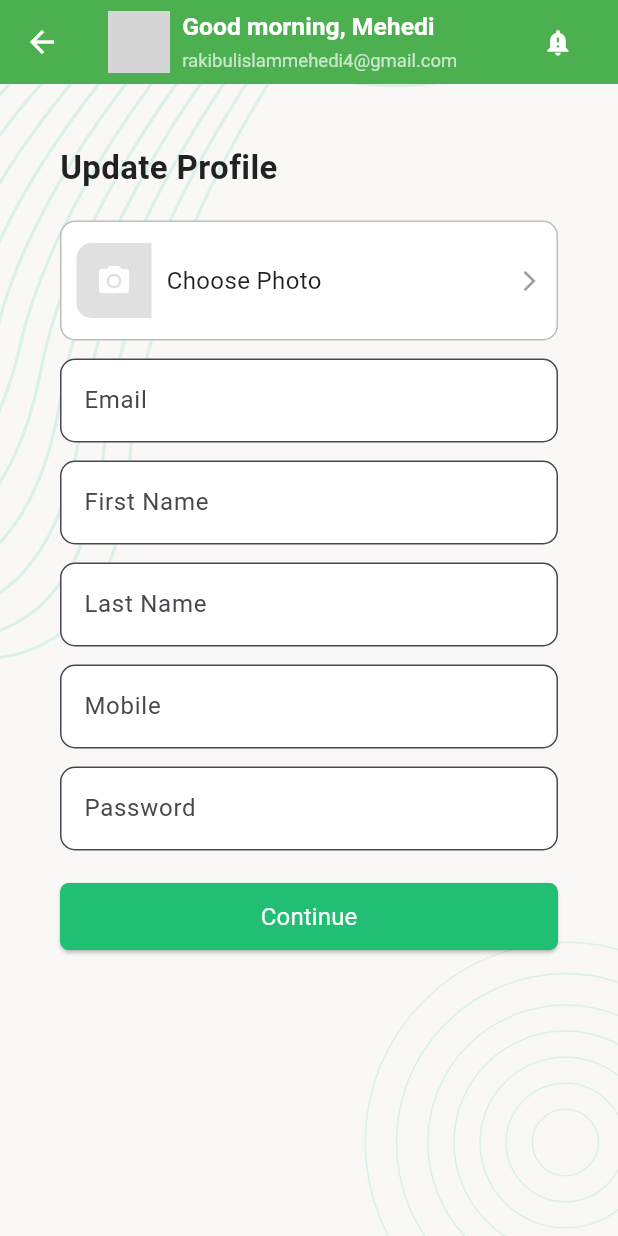
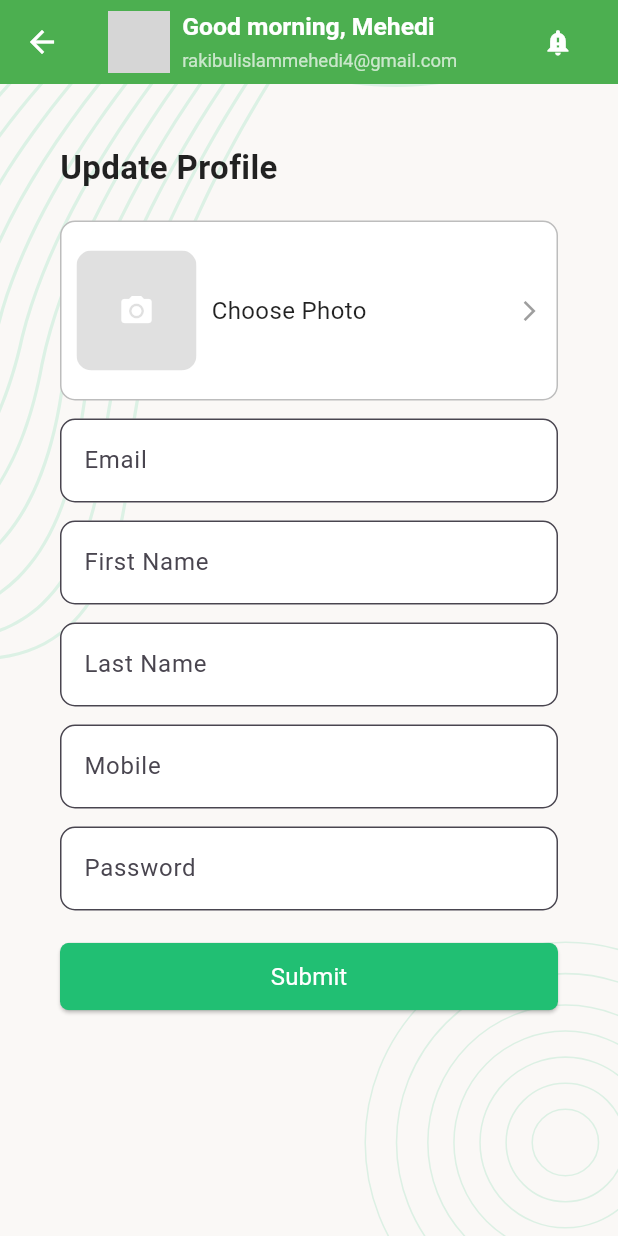
Before and after one commit to MehedisGits/Taskly, a Flutter app: the ProfileUpdateScreen screen opened directly, on a phone screen of 412 x 824 dp. Run offline on Flutter 3.47's test engine with Material 3 defaults, Android fonts, the phone set to English and light mode, and no system bars; our stand-ins replace device_preview, flutter_svg, fluttertoast, image_picker, pin_code_fields; network calls fail; grey boxes are pictures that could not be loaded.

```diff
--- a/lib/api/services/networkCaller.dart
+++ b/lib/api/services/networkCaller.dart
@@ -2,6 +2,7 @@ import 'dart:convert';
 
 import 'package:http/http.dart';
 import 'package:taskly/api/models/networkResponse.dart';
+import 'package:taskly/api/urls.dart';
 
 class NetworkCaller {
   /// Handles GET requests
@@ -41,7 +42,7 @@ class NetworkCaller {
       Uri uri = Uri.parse(url);
       final Response response = await post(
         uri,
-        headers: {'Content-Type': 'application/json'},
+        headers: reqHeader,
         body: jsonEncode(body),
       );
 
@@ -61,7 +62,7 @@ class NetworkCaller {
     } catch (e) {
       return NetworkResponse(
         isSuccess: false,
-        statusCode: -1,
+        statusCode: 404,
         errorMessage: e.toString(),
       );
     }
--- /dev/null
+++ b/lib/api/urls.dart
@@ -0,0 +1,5 @@
+final String baseUrl = 'http://35.73.30.144:2005/api/v1';
+final reqHeader = {"Content-Type": "application/json"};
+final String registrationUrl = '$baseUrl/Registration';
+final String loginUrl = '$baseUrl/Login';
+final String profileUpdateUrl = '$baseUrl/ProfileUpdate';
--- a/lib/screens/onboarding/loginScreen.dart
+++ b/lib/screens/onboarding/loginScreen.dart
@@ -3,6 +3,7 @@
 import 'package:flutter/material.dart';
 import 'package:taskly/api/models/networkResponse.dart';
 import 'package:taskly/api/services/networkCaller.dart';
+import 'package:taskly/api/urls.dart';
 import 'package:taskly/screens/onboarding/emailVerificationScreen.dart';
 import 'package:taskly/screens/onboarding/registrationScreen.dart';
 
@@ -159,7 +160,7 @@ class _LoginScreenState extends State<LoginScreen> {
     };
 
     NetworkResponse response = await NetworkCaller.postRequest(
-      url: 'http://35.73.30.144:2005/api/v1/Login',
+      url: loginUrl,
       body: postRequest,
     );
 
--- a/lib/screens/onboarding/registrationScreen.dart
+++ b/lib/screens/onboarding/registrationScreen.dart
@@ -1,6 +1,7 @@
 import 'package:flutter/material.dart';
 import 'package:taskly/api/models/networkResponse.dart';
 import 'package:taskly/api/services/networkCaller.dart';
+import 'package:taskly/api/urls.dart';
 
 import '../../style/style.dart';
 import '../widgets/show_snackbar.dart';
@@ -231,7 +232,7 @@ class _RegistrationScreenState extends State<RegistrationScreen> {
     };
 
     NetworkResponse response = await NetworkCaller.postRequest(
-        url: 'http://35.73.30.144:2005/api/v1/Registration', body: requestBody);
+        url: registrationUrl, body: requestBody);
 
     setState(() {
       _inProgress = false;
--- a/lib/screens/profile/profileUpdateScreen.dart
+++ b/lib/screens/profile/profileUpdateScreen.dart
@@ -2,8 +2,13 @@ import 'dart:io';
 
 import 'package:flutter/material.dart';
 import 'package:image_picker/image_picker.dart';
+import 'package:taskly/api/models/networkResponse.dart';
+import 'package:taskly/api/services/networkCaller.dart';
+import 'package:taskly/api/urls.dart';
 import 'package:taskly/screens/widgets/tm_appBar.dart';
 import 'package:taskly/style/style.dart';
+
+import '../widgets/show_snackbar.dart';
 
 class ProfileUpdateScreen extends StatefulWidget {
   const ProfileUpdateScreen({super.key});
@@ -13,7 +18,15 @@ class ProfileUpdateScreen extends StatefulWidget {
 }
 
 class _ProfileUpdateScreenState extends State<ProfileUpdateScreen> {
+  final GlobalKey<FormState> _globalKey = GlobalKey<FormState>();
+  final TextEditingController _emailTEController = TextEditingController();
+  final TextEditingController _firstNameTEController = TextEditingController();
+  final TextEditingController _lastNameTEController = TextEditingController();
+  final TextEditingController _mobileNumberTEController =
+      TextEditingController();
+  final TextEditingController _passwordTEController = TextEditingController();
   File? _profileImage;
+  bool _isLoading = false;
 
   Future<void> _pickImage() async {
     try {
@@ -25,8 +38,46 @@ class _ProfileUpdateScreenState extends State<ProfileUpdateScreen> {
         });
       }
     } catch (e) {
-      // Handle any errors during image picking
-      print("Error picking image: $e");
+      ScaffoldMessenger.of(context).showSnackBar(
+        SnackBar(content: Text("Error picking image: $e")),
+      );
+    }
+  }
+
+  void _onTapContinue() {
+    // Handle profile update logic here
+    _profileUpdate();
+  }
+
+  Future<void> _profileUpdate() async {
+    setState(() {
+      _isLoading = true;
+    });
+
+    Map<String, dynamic> formValues = {
+      "email": _emailTEController.text.trim(),
+      "firstName": _firstNameTEController.text.trim(),
+      "lastName": _lastNameTEController.text.trim(),
+      "mobile": _mobileNumberTEController.text.trim(),
+      "password": _passwordTEController.text
+    };
+    NetworkResponse response = await NetworkCaller.postRequest(
+        url: profileUpdateUrl, body: formValues);
+
+    setState(() {
+      _isLoading = false;
+    });
+
+    if (response.isSuccess) {
+      showSnackBar(context, 'Profile updated successfully');
+      // This will replace the login screen and all previous screens with the dashboard
+      Navigator.pop(context);
+    } else {
+      showSnackBar(
+        context,
+        'Something wrong!',
+        true,
+      );
     }
   }
 
@@ -39,6 +90,8 @@ class _ProfileUpdateScreenState extends State<ProfileUpdateScreen> {
           ScreenBackground(context),
           SingleChildScrollView(
             padding: const EdgeInsets.all(40),
+            child: Form(
+              key: _globalKey,
               child: Column(
                 crossAxisAlignment: CrossAxisAlignment.start,
                 children: [
@@ -46,18 +99,35 @@ class _ProfileUpdateScreenState extends State<ProfileUpdateScreen> {
                   const SizedBox(height: 20),
                   _buildPhotoPicker(),
                   const SizedBox(height: 12),
-                _buildTextField("Email"),
+                  _buildTextField(
+                    label: "Email",
+                    controller: _emailTEController,
+                  ),
                   const SizedBox(height: 12),
-                _buildTextField("First Name"),
+                  _buildTextField(
+                    label: "First Name",
+                    controller: _firstNameTEController,
+                  ),
                   const SizedBox(height: 12),
-                _buildTextField("Last Name"),
+                  _buildTextField(
+                    label: "Last Name",
+                    controller: _lastNameTEController,
+                  ),
                   const SizedBox(height: 12),
-                _buildTextField("Mobile"),
+                  _buildTextField(
+                    label: "Mobile",
+                    controller: _mobileNumberTEController,
+                  ),
                   const SizedBox(height: 12),
-                _buildTextField("Password", isPassword: true),
+                  _buildTextField(
+                    label: "Password",
+                    controller: _passwordTEController,
+                    isPassword: true,
+                  ),
                   const SizedBox(height: 20),
                   _buildSubmitButton(),
                 ],
+              ),
             ),
           ),
         ],
@@ -65,11 +135,10 @@ class _ProfileUpdateScreenState extends State<ProfileUpdateScreen> {
     );
   }
 
-  // Header widget
   Widget _buildHeader() {
-    return Text(
+    return const Text(
       'Update Profile',
-      style: const TextStyle(
+      style: TextStyle(
         color: Colors.black87,
         fontSize: 22,
         fontWeight: FontWeight.w600,
@@ -77,12 +146,11 @@ class _ProfileUpdateScreenState extends State<ProfileUpdateScreen> {
     );
   }
 
-  // Photo picker widget
   Widget _buildPhotoPicker() {
     return GestureDetector(
       onTap: _pickImage,
       child: Container(
-        height: 80,
+        height: 120,
         width: double.infinity,
         padding: const EdgeInsets.symmetric(horizontal: 10),
         decoration: BoxDecoration(
@@ -92,17 +160,22 @@ class _ProfileUpdateScreenState extends State<ProfileUpdateScreen> {
         ),
         child: Row(
           children: [
-            Container(
-              height: 50,
-              width: 50,
-              decoration: BoxDecoration(
+            ClipRRect(
+              borderRadius: BorderRadius.circular(10),
+              child: _profileImage == null
+                  ? Container(
+                      height: 80,
+                      width: 80,
                       color: Colors.grey.shade300,
-                borderRadius: BorderRadius.only(
-                  topLeft: Radius.circular(10),
-                  bottomLeft: Radius.circular(10),
+                      child:
+                          const Icon(Icons.photo_camera, color: Colors.white),
+                    )
+                  : Image.file(
+                      _profileImage!,
+                      height: 80,
+                      width: 80,
+                      fit: BoxFit.cover,
                     ),
-              ),
-              child: const Icon(Icons.photo_camera, color: Colors.white),
             ),
             const SizedBox(width: 10),
             Expanded(
@@ -118,8 +191,11 @@ class _ProfileUpdateScreenState extends State<ProfileUpdateScreen> {
     );
   }
 
-  // Custom text field widget
-  Widget _buildTextField(String label, {bool isPassword = false}) {
+  Widget _buildTextField({
+    required String label,
+    required TextEditingController controller,
+    bool isPassword = false,
+  }) {
     return TextFormField(
       obscureText: isPassword,
       decoration: InputDecoration(
@@ -128,23 +204,29 @@ class _ProfileUpdateScreenState extends State<ProfileUpdateScreen> {
         fillColor: Colors.white,
         focusedBorder: OutlineInputBorder(
           borderRadius: BorderRadius.circular(12),
-          borderSide: const BorderSide(color: Colors.green, width: 2),
+          borderSide: const BorderSide(color: Colors.green, width: 1),
         ),
         border: OutlineInputBorder(
           borderRadius: BorderRadius.circular(10),
         ),
       ),
+      controller: controller,
+      textInputAction: TextInputAction.next,
+      autovalidateMode: AutovalidateMode.onUserInteraction,
     );
   }
 
-  // Submit button widget
   Widget _buildSubmitButton() {
     return ElevatedButton(
-      onPressed: () {
-        // Handle the submit action
-      },
+      onPressed: _isLoading ? null : _onTapContinue,
       style: AppButtonStyle(),
-      child: SuccessButtonChild('Continue'),
+      child: _isLoading
+          ? Center(
+              child: const CircularProgressIndicator(
+                color: Colors.white,
+              ),
+            )
+          : SuccessButtonChild('Submit'),
     );
   }
 }
```
Also changed, not shown: lib/api/apiClient.dart (+89 -89 lines), lib/screens/onboarding/emailVerificationScreen.dart (+21 -0 lines). Lines whose indentation alone changed are shown as unchanged.
